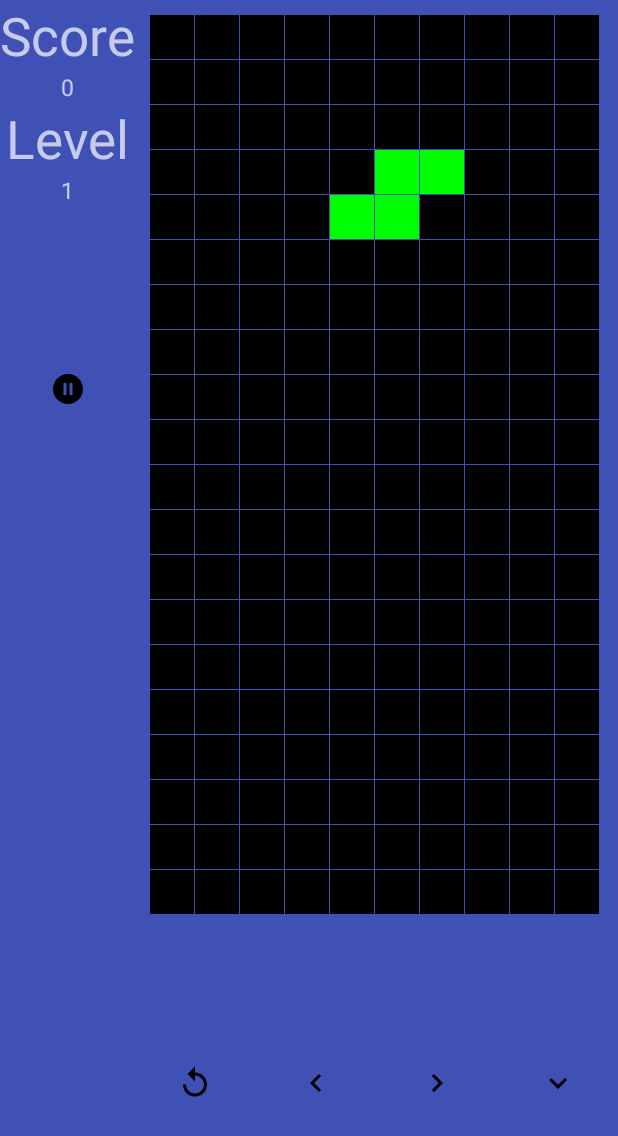
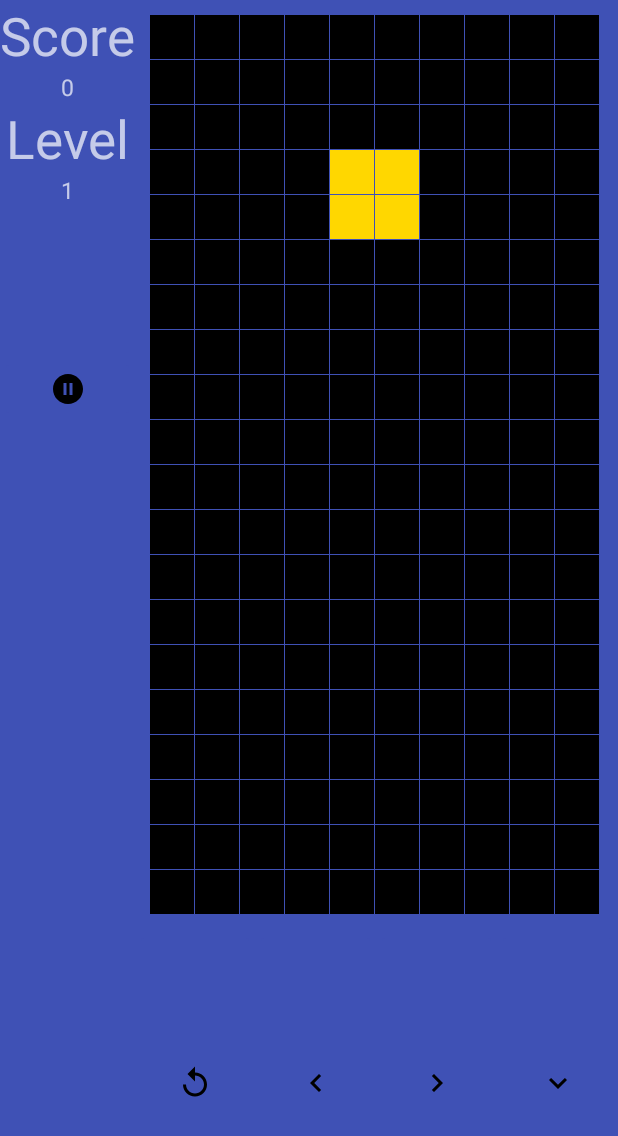
Before and after one commit to vincent-ventura/Tetris_ANDROID, an Android app: the screen it shows after launch (GameActivity), after a tap on "NOUVELLE PARTIE", on a phone screen of 412 x 824 dp. Shown: the top 1136 px of the screen. Run offline under Robolectric (Android 15) with nearby library versions, the phone set to English and light mode, and no system bars.

Commit message:
corrected bug on completed lines

```diff
--- a/app/src/main/java/classes/Partie.java
+++ b/app/src/main/java/classes/Partie.java
@@ -110,7 +110,7 @@ public class Partie {
             case 3:
                 this.score+=(300*level);
                 break;
-            case 4: // 4 lines = tetris
+            default: // 4 lines (= tetris)
                 this.score+=(1200*level);
                 break;
         }
--- a/app/src/main/java/classes/Piece.java
+++ b/app/src/main/java/classes/Piece.java
@@ -232,7 +232,7 @@ public abstract class Piece implements mouvement, mouvement_possible {
     public static Piece randomPiece() {
         Piece randomPiece = null;
         Random random = new Random();
-        int num = random.nextInt(6);
+        int num = random.nextInt(7);
         switch (num) {
             case 0:
                 randomPiece = new Piece_I();
--- a/app/src/main/java/classes/Piece_I.java
+++ b/app/src/main/java/classes/Piece_I.java
@@ -17,7 +17,7 @@ public class Piece_I extends Piece {
     static final int[][] MATRICE_1 = { {1, 1, 1, 1} };
 
     public Piece_I() {
-        super(HAUTEUR_DEPART, LARGEUR_DEPART, MATRICE_0, Color.CYAN);
+        super(HAUTEUR_DEPART, LARGEUR_DEPART, MATRICE_0, Color.rgb(135, 233, 144));
     }
 
     public Pair<int[][], Integer> getNextMatrixRotation() {
--- a/app/src/main/java/classes/Piece_J.java
+++ b/app/src/main/java/classes/Piece_J.java
@@ -19,7 +19,7 @@ public class Piece_J extends Piece {
 
 
     public Piece_J() {
-        super(HAUTEUR_DEPART, LARGEUR_DEPART, MATRICE_0, Color.BLUE);
+        super(HAUTEUR_DEPART, LARGEUR_DEPART, MATRICE_0, Color.rgb(223,109,20));
     }
 
     public Pair<int[][], Integer> getNextMatrixRotation() {
--- a/app/src/main/java/classes/Piece_L.java
+++ b/app/src/main/java/classes/Piece_L.java
@@ -18,7 +18,7 @@ public class Piece_L extends Piece {
     static final int[][] MATRICE_3 = { {1,0,0}, {1,1,1} };
 
     public Piece_L() {
-        super(HAUTEUR_DEPART, LARGEUR_DEPART, MATRICE_0, Color.RED);
+        super(HAUTEUR_DEPART, LARGEUR_DEPART, MATRICE_0, Color.rgb(49, 140, 231));
     }
 
     public Pair<int[][], Integer> getNextMatrixRotation() {
--- a/app/src/main/java/classes/Piece_O.java
+++ b/app/src/main/java/classes/Piece_O.java
@@ -16,7 +16,7 @@ public class Piece_O extends Piece {
 
 
     public Piece_O() {
-        super(HAUTEUR_DEPART, LARGEUR_DEPART, MATRICE_0, Color.YELLOW);
+        super(HAUTEUR_DEPART, LARGEUR_DEPART, MATRICE_0, Color.rgb(255, 215, 0));
     }
 
     public Pair<int[][], Integer> getNextMatrixRotation() {
--- a/app/src/main/java/classes/Piece_S.java
+++ b/app/src/main/java/classes/Piece_S.java
@@ -16,7 +16,7 @@ public class Piece_S extends Piece {
     static final int[][] MATRICE_1 = { {1,1,0}, {0,1,1} };
 
     public Piece_S() {
-        super(HAUTEUR_DEPART, LARGEUR_DEPART, MATRICE_0, Color.GREEN);
+        super(HAUTEUR_DEPART, LARGEUR_DEPART, MATRICE_0, Color.rgb(0, 86, 27));
     }
 
     @Override
--- a/app/src/main/java/classes/Piece_T.java
+++ b/app/src/main/java/classes/Piece_T.java
@@ -19,7 +19,7 @@ public class Piece_T extends Piece {
 
 
     public Piece_T() {
-        super(HAUTEUR_DEPART, LARGEUR_DEPART, MATRICE_0, Color.MAGENTA);
+        super(HAUTEUR_DEPART, LARGEUR_DEPART, MATRICE_0, Color.rgb(128, 0, 128));
     }
 
     public Pair<int[][], Integer> getNextMatrixRotation() {
--- a/app/src/main/java/classes/Piece_Z.java
+++ b/app/src/main/java/classes/Piece_Z.java
@@ -16,7 +16,7 @@ public class Piece_Z extends Piece {
     static final int[][] MATRICE_1 = { {0,1,1}, {1,1,0} };
 
     public Piece_Z() {
-        super(HAUTEUR_DEPART, LARGEUR_DEPART, MATRICE_0, Color.RED);
+        super(HAUTEUR_DEPART, LARGEUR_DEPART, MATRICE_0, Color.rgb(169, 17, 1));
     }
 
     public Pair<int[][], Integer> getNextMatrixRotation() {
--- a/app/src/main/java/com/vincent/tetris/activities/GameActivity.java
+++ b/app/src/main/java/com/vincent/tetris/activities/GameActivity.java
@@ -90,21 +90,21 @@ public class GameActivity extends AppCompatActivity {
             @Override
             public void onClick(View v) {
                 pieces.get(pieces.size() - 1).right(gameGrid, gridColorList);
-                gameGridView.setAdapter(myImageAdapter);
+               gameGridView.setAdapter(myImageAdapter);
             }
         });
         downButton.setOnClickListener(new View.OnClickListener() {
             @Override
             public void onClick(View v) {
                 pieces.get(pieces.size() - 1).down(gameGrid, gridColorList, true);
-                gameGridView.setAdapter(myImageAdapter);
+               gameGridView.setAdapter(myImageAdapter);
             }
         });
         rotateButton.setOnClickListener(new View.OnClickListener() {
             @Override
             public void onClick(View v) {
                 pieces.get(pieces.size() - 1).rotate(gameGrid, gridColorList);
-                gameGridView.setAdapter(myImageAdapter);
+               gameGridView.setAdapter(myImageAdapter);
             }
         });
         pauseButton.setOnClickListener(new View.OnClickListener() {
@@ -135,9 +135,11 @@ public class GameActivity extends AppCompatActivity {
         rotateButton.setEnabled(enable);
     }
 
-    public void searchAndRemoveCompletedLines(int[][] gameGrid, ArrayList<Integer> imageList, ArrayList<Piece> pieces) {
-        int completedLineNb=0;
-        for (int line=0; line<20; line++) {
+    public boolean searchAndRemoveCompletedLine(int[][] gameGrid, ArrayList<Integer> colorList, ArrayList<Piece> pieces) {
+        int line = 19;
+        boolean completedLineFound=false;
+
+        while (line>=0 && !completedLineFound) {
             boolean completedLine=true;
             int column=0;
             while( column<10 && completedLine ) {
@@ -147,22 +149,33 @@ public class GameActivity extends AppCompatActivity {
             }
 
             if (completedLine) {
-                completedLineNb++;
+                completedLineFound=true;
                 for (int i = 0; i < 10; i++) {
                     gameGrid[i][line] = 0;
-                    imageList.set(line * 10 + i, Color.BLACK);
+                    colorList.set(line * 10 + i, Color.BLACK);
                 }
                 // .down on all pieces that are "higher" than the removed line (line)
                 for (int posLine=line-1; posLine>=0; posLine--) {
                     for (int ind = 0; ind < pieces.size(); ind++) {
                         if (pieces.get(ind).getPos_j() == posLine) {
-                            pieces.get(ind).down(gameGrid, imageList, false);
+                            pieces.get(ind).down(gameGrid, colorList, false);
                         }
                     }
                 }
+            }
+            line--;
+        }
 
-            }
+        return completedLineFound;
+    }
+
+    public void searchAndRemoveCompletedLines(int[][] gameGrid, ArrayList<Integer> colorList, ArrayList<Piece> pieces) {
+        int completedLineNb=0;
+
+        while (searchAndRemoveCompletedLine(gameGrid, colorList, pieces)) {
+            completedLineNb++;
         }
+
         if (completedLineNb > 0) {
             partie.updateScore(completedLineNb);
         }
@@ -178,14 +191,15 @@ public class GameActivity extends AppCompatActivity {
 
     @Override
     public void onBackPressed() {
-        partie.setPause(true);
+        if ( !partie.isPause() )
+            pauseButton.callOnClick();
         confirmation();
     }
 
     public void confirmation() {
         new AlertDialog.Builder(this).setCancelable(false)
             .setTitle("Quitter")
-            .setMessage("Vous allez quitter Glanced...")
+            .setMessage("Voulez vous quitter la partie ?")
             .setPositiveButton("Oui",
                 new DialogInterface.OnClickListener()
                 {
@@ -199,7 +213,6 @@ public class GameActivity extends AppCompatActivity {
                 {
                     public void onClick(DialogInterface dialog, int which)
                     {
-                        partie.setPause(false);
                         // AlertDialog.cancel();
                     }
                 })
--- a/app/src/main/java/com/vincent/tetris/activities/MenuActivity.java
+++ b/app/src/main/java/com/vincent/tetris/activities/MenuActivity.java
@@ -23,7 +23,7 @@ public class MenuActivity extends AppCompatActivity {
         newGameBtn.setOnClickListener(new View.OnClickListener() {
             public void onClick(View v) {
                 Intent intent = new Intent(MenuActivity.this, GameActivity.class);
-                String pName = TextUtils.isEmpty(playerName.getText()) ? "New Player" : playerName.getText().toString();
+                String pName = TextUtils.isEmpty(playerName.getText()) ? "Joueur1" : playerName.getText().toString();
                 intent.putExtra("playerName", pName);
                 startActivity(intent);
             }
--- a/app/src/main/res/layout/activity_menu.xml
+++ b/app/src/main/res/layout/activity_menu.xml
@@ -36,7 +36,7 @@
             android:layout_width="match_parent"
             android:layout_height="wrap_content"
             android:textAlignment="center"
-            android:hint="Player name"
+            android:text="Joueur1"
             android:id="@+id/player_name"/>
         <Button
             android:layout_width="match_parent"
```
